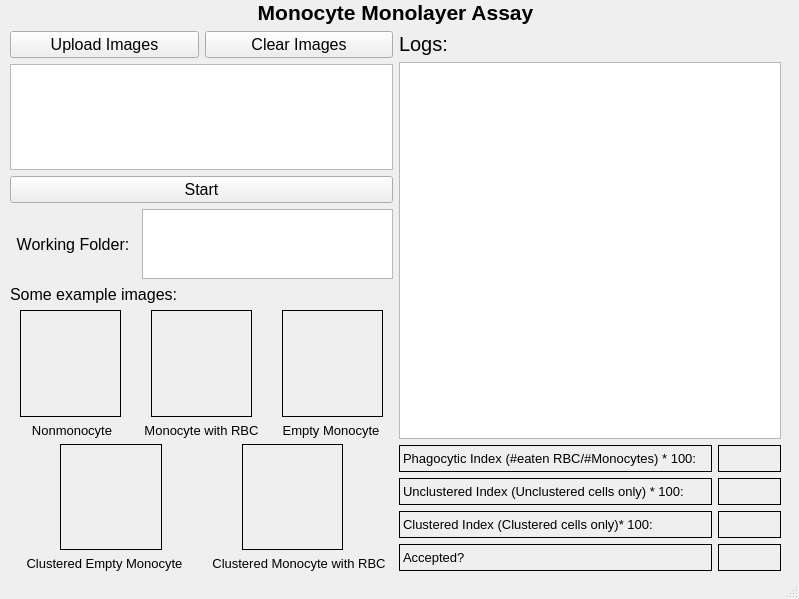
Koi199/Blood-Cell-Classification, file Finalpipeline/gui/main_window.ui: the form before one commit.
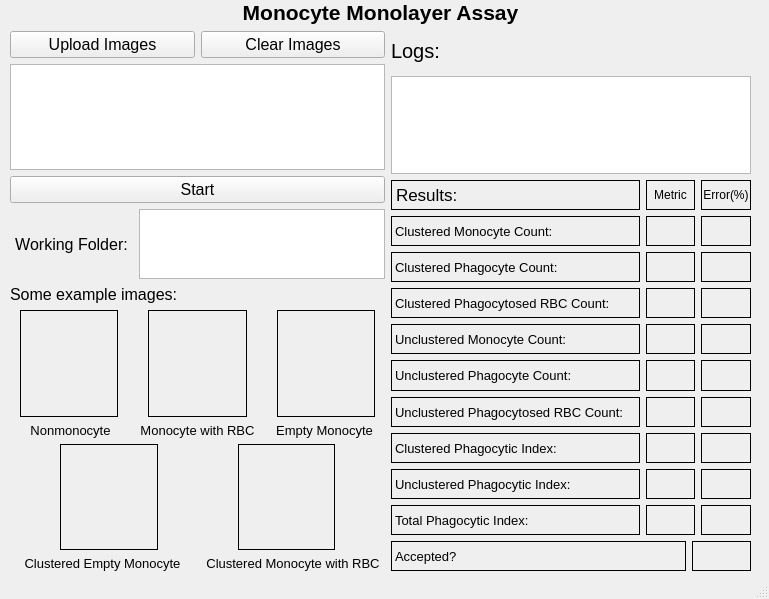
The form after the commit.

Patch:
```diff
--- a/Finalpipeline/gui/main_window.ui
+++ b/Finalpipeline/gui/main_window.ui
@@ -6,7 +6,7 @@
    <rect>
     <x>0</x>
     <y>0</y>
-    <width>799</width>
+    <width>769</width>
     <height>599</height>
    </rect>
   </property>
@@ -19,7 +19,7 @@
      <rect>
       <x>0</x>
       <y>0</y>
-      <width>791</width>
+      <width>761</width>
       <height>571</height>
      </rect>
     </property>
@@ -305,7 +305,7 @@
         </layout>
        </item>
        <item>
-        <layout class="QVBoxLayout" name="verticalLayout_3" stretch="2,30,10">
+        <layout class="QVBoxLayout" name="verticalLayout_3" stretch="2,5,20">
          <item>
           <widget class="QLabel" name="Label_logs">
            <property name="font">
@@ -327,9 +327,57 @@
          <item>
           <layout class="QVBoxLayout" name="verticalLayout_4">
            <item>
-            <layout class="QHBoxLayout" name="horizontalLayout_11" stretch="5,1">
+            <layout class="QHBoxLayout" name="horizontalLayout_18" stretch="5,1,1">
              <item>
-              <widget class="QLabel" name="label_6">
+              <widget class="QLabel" name="label_14">
+               <property name="font">
+                <font>
+                 <pointsize>13</pointsize>
+                </font>
+               </property>
+               <property name="frameShape">
+                <enum>QFrame::Shape::Box</enum>
+               </property>
+               <property name="text">
+                <string>Results:</string>
+               </property>
+              </widget>
+             </item>
+             <item>
+              <widget class="QLabel" name="label_PI_17">
+               <property name="frameShape">
+                <enum>QFrame::Shape::Box</enum>
+               </property>
+               <property name="text">
+                <string>Metric</string>
+               </property>
+               <property name="alignment">
+                <set>Qt::AlignmentFlag::AlignCenter</set>
+               </property>
+              </widget>
+             </item>
+             <item>
+              <widget class="QLabel" name="label_PI_18">
+               <property name="frameShape">
+                <enum>QFrame::Shape::Box</enum>
+               </property>
+               <property name="text">
+                <string>Error(%)</string>
+               </property>
+               <property name="alignment">
+                <set>Qt::AlignmentFlag::AlignCenter</set>
+               </property>
+              </widget>
+             </item>
+            </layout>
+           </item>
+           <item>
+            <layout class="QHBoxLayout" name="horizontalLayout_11" stretch="5,1,1">
+             <property name="sizeConstraint">
+              <enum>QLayout::SizeConstraint::SetDefaultConstraint</enum>
+             </property>
+             <item>
+              <widget class="QLabel" name="label_0">
                <property name="font">
                 <font>
                  <pointsize>10</pointsize>
@@ -339,12 +387,25 @@
                 <enum>QFrame::Shape::Box</enum>
                </property>
                <property name="text">
-                <string>Phagocytic Index (#eaten RBC/#Monocytes) * 100:</string>
+                <string>Clustered Monocyte Count:</string>
                </property>
               </widget>
              </item>
              <item>
-              <widget class="QLabel" name="label_PI">
+              <widget class="QLabel" name="label_ClusteredMonocyteCount">
+               <property name="frameShape">
+                <enum>QFrame::Shape::Box</enum>
+               </property>
+               <property name="text">
+                <string/>
+               </property>
+               <property name="alignment">
+                <set>Qt::AlignmentFlag::AlignCenter</set>
+               </property>
+              </widget>
+             </item>
+             <item>
+              <widget class="QLabel" name="label_ClusteredMonocyteCountError">
                <property name="frameShape">
                 <enum>QFrame::Shape::Box</enum>
                </property>
@@ -359,7 +420,7 @@
             </layout>
            </item>
            <item>
-            <layout class="QHBoxLayout" name="horizontalLayout_10" stretch="5,1">
+            <layout class="QHBoxLayout" name="horizontalLayout_10" stretch="5,1,1">
              <item>
               <widget class="QLabel" name="label_9">
                <property name="font">
@@ -371,12 +432,25 @@
                 <enum>QFrame::Shape::Box</enum>
                </property>
                <property name="text">
-                <string>Unclustered Index (Unclustered cells only) * 100:</string>
+                <string>Clustered Phagocyte Count:</string>
                </property>
               </widget>
              </item>
              <item>
-              <widget class="QLabel" name="label_UnclusteredI">
+              <widget class="QLabel" name="label_ClusteredPhagocyteCount">
+               <property name="frameShape">
+                <enum>QFrame::Shape::Box</enum>
+               </property>
+               <property name="text">
+                <string/>
+               </property>
+               <property name="alignment">
+                <set>Qt::AlignmentFlag::AlignCenter</set>
+               </property>
+              </widget>
+             </item>
+             <item>
+              <widget class="QLabel" name="label_ClusteredPhagocyteCountError">
                <property name="frameShape">
                 <enum>QFrame::Shape::Box</enum>
                </property>
@@ -391,7 +465,7 @@
             </layout>
            </item>
            <item>
-            <layout class="QHBoxLayout" name="horizontalLayout_9" stretch="5,1">
+            <layout class="QHBoxLayout" name="horizontalLayout_9" stretch="5,1,1">
              <item>
               <widget class="QLabel" name="label_5">
                <property name="font">
@@ -403,12 +477,295 @@
                 <enum>QFrame::Shape::Box</enum>
                </property>
                <property name="text">
-                <string>Clustered Index (Clustered cells only)* 100:</string>
+                <string>Clustered Phagocytosed RBC Count:</string>
                </property>
               </widget>
              </item>
              <item>
-              <widget class="QLabel" name="label_ClusteredI">
+              <widget class="QLabel" name="label_ClusteredRBCCount">
+               <property name="frameShape">
+                <enum>QFrame::Shape::Box</enum>
+               </property>
+               <property name="text">
+                <string/>
+               </property>
+               <property name="alignment">
+                <set>Qt::AlignmentFlag::AlignCenter</set>
+               </property>
+              </widget>
+             </item>
+             <item>
+              <widget class="QLabel" name="label_ClusteredRBCCountError">
+               <property name="frameShape">
+                <enum>QFrame::Shape::Box</enum>
+               </property>
+               <property name="text">
+                <string/>
+               </property>
+               <property name="alignment">
+                <set>Qt::AlignmentFlag::AlignCenter</set>
+               </property>
+              </widget>
+             </item>
+            </layout>
+           </item>
+           <item>
+            <layout class="QHBoxLayout" name="horizontalLayout_12" stretch="5,1,1">
+             <item>
+              <widget class="QLabel" name="label_7">
+               <property name="font">
+                <font>
+                 <pointsize>10</pointsize>
+                </font>
+               </property>
+               <property name="frameShape">
+                <enum>QFrame::Shape::Box</enum>
+               </property>
+               <property name="text">
+                <string>Unclustered Monocyte Count:</string>
+               </property>
+              </widget>
+             </item>
+             <item>
+              <widget class="QLabel" name="label_UnclusteredMonocyteCount">
+               <property name="frameShape">
+                <enum>QFrame::Shape::Box</enum>
+               </property>
+               <property name="text">
+                <string/>
+               </property>
+               <property name="alignment">
+                <set>Qt::AlignmentFlag::AlignCenter</set>
+               </property>
+              </widget>
+             </item>
+             <item>
+              <widget class="QLabel" name="label_UnclusteredMonocyteCountError">
+               <property name="frameShape">
+                <enum>QFrame::Shape::Box</enum>
+               </property>
+               <property name="text">
+                <string/>
+               </property>
+               <property name="alignment">
+                <set>Qt::AlignmentFlag::AlignCenter</set>
+               </property>
+              </widget>
+             </item>
+            </layout>
+           </item>
+           <item>
+            <layout class="QHBoxLayout" name="horizontalLayout_13" stretch="5,1,1">
+             <item>
+              <widget class="QLabel" name="label_8">
+               <property name="font">
+                <font>
+                 <pointsize>10</pointsize>
+                </font>
+               </property>
+               <property name="frameShape">
+                <enum>QFrame::Shape::Box</enum>
+               </property>
+               <property name="text">
+                <string>Unclustered Phagocyte Count:</string>
+               </property>
+              </widget>
+             </item>
+             <item>
+              <widget class="QLabel" name="label_UnclusteredPhagocyteCount">
+               <property name="frameShape">
+                <enum>QFrame::Shape::Box</enum>
+               </property>
+               <property name="text">
+                <string/>
+               </property>
+               <property name="alignment">
+                <set>Qt::AlignmentFlag::AlignCenter</set>
+               </property>
+              </widget>
+             </item>
+             <item>
+              <widget class="QLabel" name="Label_UnclusteredPhagocyteCountError">
+               <property name="frameShape">
+                <enum>QFrame::Shape::Box</enum>
+               </property>
+               <property name="text">
+                <string/>
+               </property>
+               <property name="alignment">
+                <set>Qt::AlignmentFlag::AlignCenter</set>
+               </property>
+              </widget>
+             </item>
+            </layout>
+           </item>
+           <item>
+            <layout class="QHBoxLayout" name="horizontalLayout_14" stretch="5,1,1">
+             <item>
+              <widget class="QLabel" name="label_10">
+               <property name="font">
+                <font>
+                 <pointsize>10</pointsize>
+                </font>
+               </property>
+               <property name="frameShape">
+                <enum>QFrame::Shape::Box</enum>
+               </property>
+               <property name="text">
+                <string>Unclustered Phagocytosed RBC Count:</string>
+               </property>
+              </widget>
+             </item>
+             <item>
+              <widget class="QLabel" name="label_UnclusteredRBCCount">
+               <property name="frameShape">
+                <enum>QFrame::Shape::Box</enum>
+               </property>
+               <property name="text">
+                <string/>
+               </property>
+               <property name="alignment">
+                <set>Qt::AlignmentFlag::AlignCenter</set>
+               </property>
+              </widget>
+             </item>
+             <item>
+              <widget class="QLabel" name="label_UnclusteredRBCCountError">
+               <property name="frameShape">
+                <enum>QFrame::Shape::Box</enum>
+               </property>
+               <property name="text">
+                <string/>
+               </property>
+               <property name="alignment">
+                <set>Qt::AlignmentFlag::AlignCenter</set>
+               </property>
+              </widget>
+             </item>
+            </layout>
+           </item>
+           <item>
+            <layout class="QHBoxLayout" name="horizontalLayout_15" stretch="5,1,1">
+             <item>
+              <widget class="QLabel" name="label_11">
+               <property name="font">
+                <font>
+                 <pointsize>10</pointsize>
+                </font>
+               </property>
+               <property name="frameShape">
+                <enum>QFrame::Shape::Box</enum>
+               </property>
+               <property name="text">
+                <string>Clustered Phagocytic Index:</string>
+               </property>
+              </widget>
+             </item>
+             <item>
+              <widget class="QLabel" name="label_ClusteredPI">
+               <property name="frameShape">
+                <enum>QFrame::Shape::Box</enum>
+               </property>
+               <property name="text">
+                <string/>
+               </property>
+               <property name="alignment">
+                <set>Qt::AlignmentFlag::AlignCenter</set>
+               </property>
+              </widget>
+             </item>
+             <item>
+              <widget class="QLabel" name="label_ClusteredPIError">
+               <property name="frameShape">
+                <enum>QFrame::Shape::Box</enum>
+               </property>
+               <property name="text">
+                <string/>
+               </property>
+               <property name="alignment">
+                <set>Qt::AlignmentFlag::AlignCenter</set>
+               </property>
+              </widget>
+             </item>
+            </layout>
+           </item>
+           <item>
+            <layout class="QHBoxLayout" name="horizontalLayout_16" stretch="5,1,1">
+             <item>
+              <widget class="QLabel" name="label_12">
+               <property name="font">
+                <font>
+                 <pointsize>10</pointsize>
+                </font>
+               </property>
+               <property name="frameShape">
+                <enum>QFrame::Shape::Box</enum>
+               </property>
+               <property name="text">
+                <string>Unclustered Phagocytic Index:</string>
+               </property>
+              </widget>
+             </item>
+             <item>
+              <widget class="QLabel" name="label_UnclusteredPI">
+               <property name="frameShape">
+                <enum>QFrame::Shape::Box</enum>
+               </property>
+               <property name="text">
+                <string/>
+               </property>
+               <property name="alignment">
+                <set>Qt::AlignmentFlag::AlignCenter</set>
+               </property>
+              </widget>
+             </item>
+             <item>
+              <widget class="QLabel" name="label_UnclusteredPIError">
+               <property name="frameShape">
+                <enum>QFrame::Shape::Box</enum>
+               </property>
+               <property name="text">
+                <string/>
+               </property>
+               <property name="alignment">
+                <set>Qt::AlignmentFlag::AlignCenter</set>
+               </property>
+              </widget>
+             </item>
+            </layout>
+           </item>
+           <item>
+            <layout class="QHBoxLayout" name="horizontalLayout_17" stretch="5,1,1">
+             <item>
+              <widget class="QLabel" name="label_13">
+               <property name="font">
+                <font>
+                 <pointsize>10</pointsize>
+                </font>
+               </property>
+               <property name="frameShape">
+                <enum>QFrame::Shape::Box</enum>
+               </property>
+               <property name="text">
+                <string>Total Phagocytic Index:</string>
+               </property>
+              </widget>
+             </item>
+             <item>
+              <widget class="QLabel" name="label_PI">
+               <property name="frameShape">
+                <enum>QFrame::Shape::Box</enum>
+               </property>
+               <property name="text">
+                <string/>
+               </property>
+               <property name="alignment">
+                <set>Qt::AlignmentFlag::AlignCenter</set>
+               </property>
+              </widget>
+             </item>
+             <item>
+              <widget class="QLabel" name="label_PIError">
                <property name="frameShape">
                 <enum>QFrame::Shape::Box</enum>
                </property>
```
